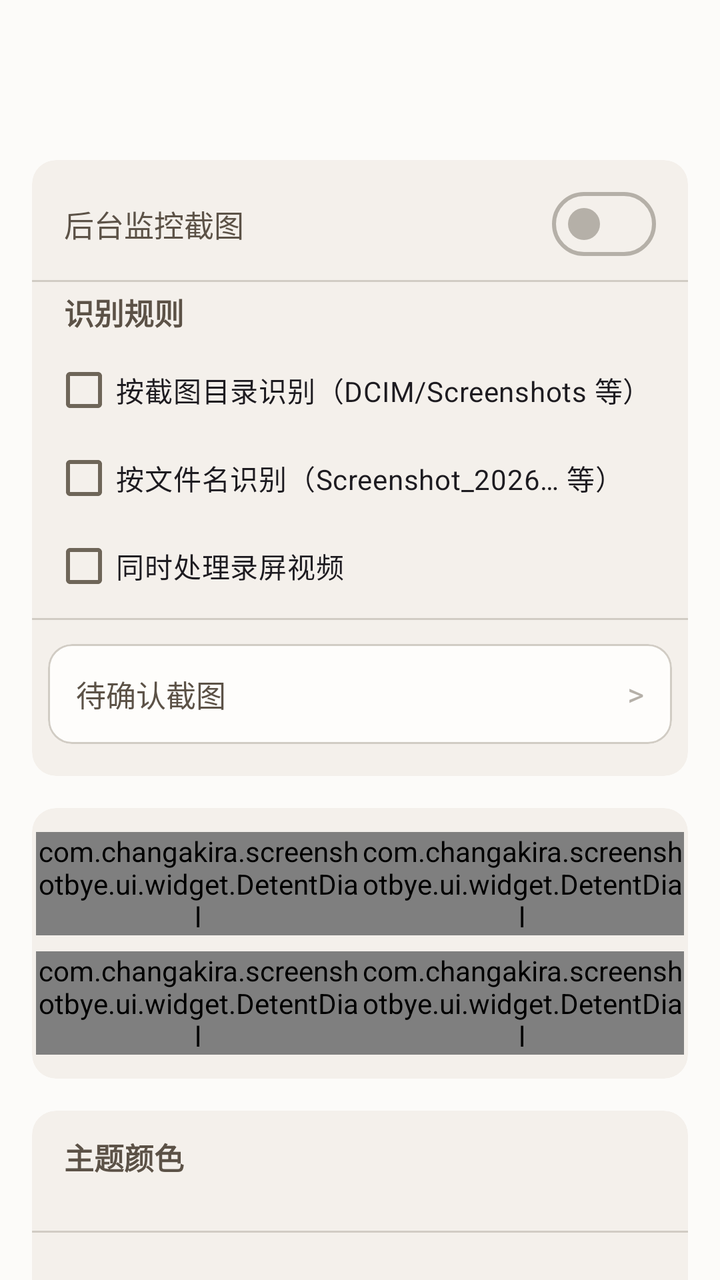
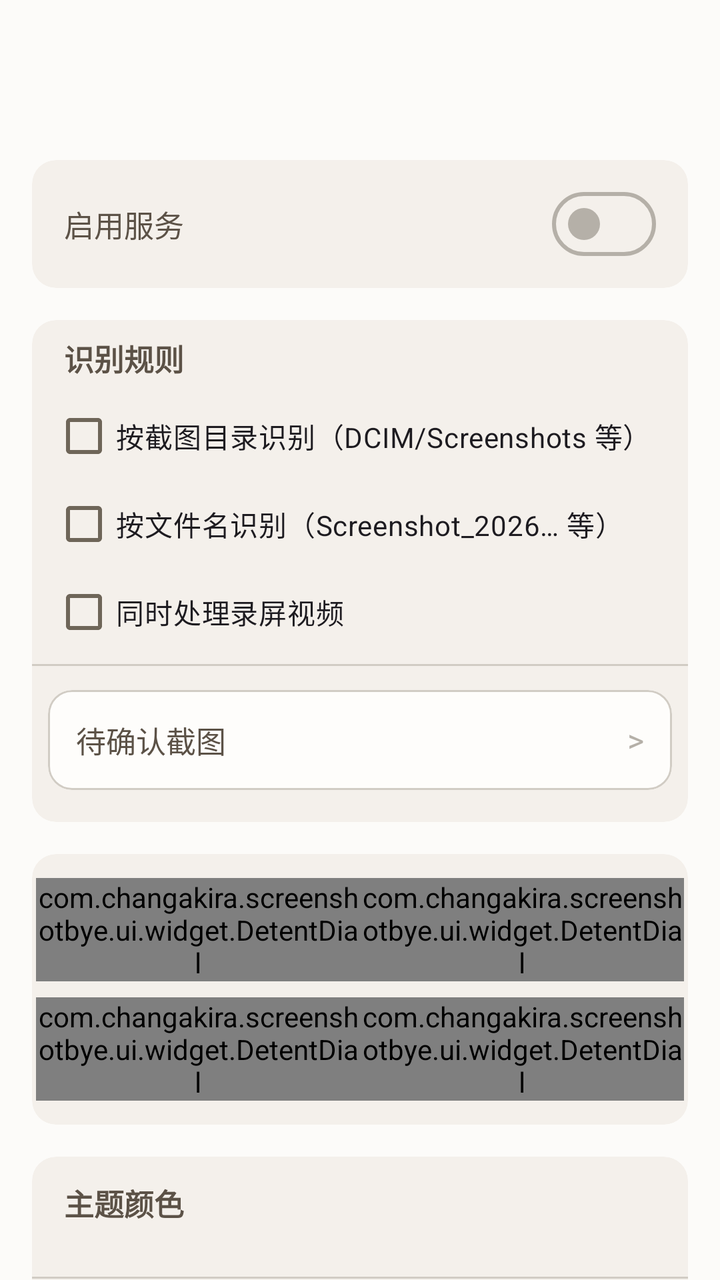

The first picture is an Android layout as it rendered before a commit; the second is the same layout after the commit. The layout source and the unified diff follow.
<!-- AndroidManifest.xml: application theme Theme.ScreenshotBye -->
<!-- res/layout/activity_settings.xml -->
<?xml version="1.0" encoding="utf-8"?>
<LinearLayout xmlns:android="http://schemas.android.com/apk/res/android"
    xmlns:app="http://schemas.android.com/apk/res-auto"
    android:layout_width="match_parent"
    android:layout_height="match_parent"
    android:orientation="vertical">

    <com.google.android.material.appbar.MaterialToolbar
        android:id="@+id/toolbar"
        android:layout_width="match_parent"
        android:layout_height="?attr/actionBarSize" />

    <androidx.core.widget.NestedScrollView
        android:layout_width="match_parent"
        android:layout_height="0dp"
        android:layout_weight="1"
        android:fillViewport="true">

        <LinearLayout
            android:layout_width="match_parent"
            android:layout_height="wrap_content"
            android:orientation="vertical"
            android:padding="16dp">

            
            <com.google.android.material.card.MaterialCardView
                style="@style/Widget.Material3.CardView.Filled"
                android:layout_width="match_parent"
                android:layout_height="wrap_content"
                android:layout_marginBottom="16dp">

                <LinearLayout
                    android:layout_width="match_parent"
                    android:layout_height="wrap_content"
                    android:orientation="vertical"
                    android:paddingVertical="8dp">

                    <LinearLayout
                        android:layout_width="match_parent"
                        android:layout_height="wrap_content"
                        android:gravity="center_vertical"
                        android:minHeight="48dp"
                        android:orientation="horizontal"
                        android:paddingHorizontal="16dp">

                        <TextView
                            style="@style/SettingRowLabel"
                            android:text="@string/main_watch_switch" />

                        <com.google.android.material.materialswitch.MaterialSwitch
                            android:id="@+id/watchSwitch"
                            android:layout_width="wrap_content"
                            android:layout_height="wrap_content"
                            android:contentDescription="@string/main_watch_switch" />
                    </LinearLayout>

                    <com.google.android.material.divider.MaterialDivider
                        android:layout_width="match_parent"
                        android:layout_height="wrap_content"
                        android:layout_marginVertical="4dp" />

                    <TextView
                        style="@style/SectionTitle"
                        android:paddingHorizontal="16dp"
                        android:text="@string/main_rules" />

                    <com.google.android.material.checkbox.MaterialCheckBox
                        android:id="@+id/ruleFolder"
                        android:layout_width="match_parent"
                        android:layout_height="wrap_content"
                        android:layout_marginHorizontal="10dp"
                        android:minHeight="44dp"
                        android:text="@string/main_rule_folder" />

                    <com.google.android.material.checkbox.MaterialCheckBox
                        android:id="@+id/ruleName"
                        android:layout_width="match_parent"
                        android:layout_height="wrap_content"
                        android:layout_marginHorizontal="10dp"
                        android:minHeight="44dp"
                        android:text="@string/main_rule_name" />

                    <com.google.android.material.checkbox.MaterialCheckBox
                        android:id="@+id/ruleVideo"
                        android:layout_width="match_parent"
                        android:layout_height="wrap_content"
                        android:layout_marginHorizontal="10dp"
                        android:minHeight="44dp"
                        android:text="@string/main_rule_video" />

                    <com.google.android.material.divider.MaterialDivider
                        android:layout_width="match_parent"
                        android:layout_height="wrap_content"
                        android:layout_marginVertical="4dp" />

                    <com.google.android.material.card.MaterialCardView
                        android:id="@+id/pendingRow"
                        style="@style/Widget.Material3.CardView.Outlined"
                        android:layout_width="match_parent"
                        android:layout_height="wrap_content"
                        android:layout_margin="8dp"
                        android:clickable="true"
                        android:focusable="true"
                        app:cardElevation="0dp">

                        <LinearLayout
                            android:layout_width="match_parent"
                            android:layout_height="wrap_content"
                            android:gravity="center_vertical"
                            android:minHeight="48dp"
                            android:orientation="horizontal"
                            android:padding="14dp">

                            <TextView
                                style="@style/SettingRowLabel"
                                android:text="@string/main_pending_title" />

                            <TextView
                                android:id="@+id/pendingValue"
                                style="@style/SettingRowValue" />

                            <TextView
                                style="@style/SectionChevron"
                                android:contentDescription="@string/home_open" />
                        </LinearLayout>
                    </com.google.android.material.card.MaterialCardView>
                </LinearLayout>
            </com.google.android.material.card.MaterialCardView>

            
            <com.google.android.material.card.MaterialCardView
                style="@style/Widget.Material3.CardView.Filled"
                android:layout_width="match_parent"
                android:layout_height="wrap_content"
                android:layout_marginBottom="16dp">

                <LinearLayout
                    android:layout_width="match_parent"
                    android:layout_height="wrap_content"
                    android:orientation="vertical"
                    android:paddingHorizontal="2dp"
                    android:paddingVertical="12dp">

                    <LinearLayout
                        android:layout_width="match_parent"
                        android:layout_height="wrap_content"
                        android:orientation="horizontal">

                        <com.changakira.screenshotbye.ui.widget.DetentDial
                            android:id="@+id/askDial"
                            android:layout_width="0dp"
                            android:layout_height="wrap_content"
                            android:layout_weight="1"
                            app:dialLabel="@string/dial_ask_first"
                            app:dialPresets="2,5,15,30,90"
                            app:dialUnit="@string/unit_minutes" />

                        <com.changakira.screenshotbye.ui.widget.DetentDial
                            android:id="@+id/keepDial"
                            android:layout_width="0dp"
                            android:layout_height="wrap_content"
                            android:layout_weight="1"
                            app:dialLabel="@string/dial_keep_default"
                            app:dialPresets="0,1,3,5,7"
                            app:dialUnit="@string/unit_days" />
                    </LinearLayout>

                    <LinearLayout
                        android:layout_width="match_parent"
                        android:layout_height="wrap_content"
                        android:layout_marginTop="8dp"
                        android:orientation="horizontal">

                        <com.changakira.screenshotbye.ui.widget.DetentDial
                            android:id="@+id/gapDial"
                            android:layout_width="0dp"
                            android:layout_height="wrap_content"
                            android:layout_weight="1"
                            app:dialLabel="@string/dial_gap"
                            app:dialPresets="0,1,2,5,10"
                            app:dialUnit="@string/unit_minutes" />

                        <com.changakira.screenshotbye.ui.widget.DetentDial
                            android:id="@+id/timesDial"
                            android:layout_width="0dp"
                            android:layout_height="wrap_content"
                            android:layout_weight="1"
                            app:dialLabel="@string/dial_repeat_times"
                            app:dialPresets="1,2,3"
                            app:dialUnit="@string/unit_times" />
                    </LinearLayout>
                </LinearLayout>
            </com.google.android.material.card.MaterialCardView>

            
            <com.google.android.material.card.MaterialCardView
                style="@style/Widget.Material3.CardView.Filled"
                android:layout_width="match_parent"
                android:layout_height="wrap_content">

                <LinearLayout
                    android:layout_width="match_parent"
                    android:layout_height="wrap_content"
                    android:orientation="vertical"
                    android:paddingVertical="12dp">

                    <TextView
                        style="@style/SectionTitle"
                        android:paddingHorizontal="16dp"
                        android:text="@string/settings_theme" />

                    <LinearLayout
                        android:id="@+id/swatchRow"
                        android:layout_width="match_parent"
                        android:layout_height="wrap_content"
                        android:layout_marginTop="12dp"
                        android:orientation="horizontal"
                        android:paddingHorizontal="16dp" />

                    <com.google.android.material.divider.MaterialDivider
                        android:layout_width="match_parent"
                        android:layout_height="wrap_content"
                        android:layout_marginVertical="8dp" />

                    <LinearLayout
                        android:id="@+id/logRow"
                        android:layout_width="match_parent"
                        android:layout_height="wrap_content"
                        android:background="?attr/selectableItemBackground"
                        android:clickable="true"
                        android:focusable="true"
                        android:gravity="center_vertical"
                        android:minHeight="48dp"
                        android:orientation="horizontal"
                        android:paddingHorizontal="16dp">

                        <TextView
                            style="@style/SettingRowLabel"
                            android:text="@string/main_log" />

                        <TextView
                            android:id="@+id/logValue"
                            style="@style/SettingRowValue" />

                        <TextView
                            style="@style/SectionChevron"
                            android:contentDescription="@string/home_open" />
                    </LinearLayout>

                    <LinearLayout
                        android:id="@+id/diagRow"
                        android:layout_width="match_parent"
                        android:layout_height="wrap_content"
                        android:background="?attr/selectableItemBackground"
                        android:clickable="true"
                        android:focusable="true"
                        android:gravity="center_vertical"
                        android:minHeight="48dp"
                        android:orientation="horizontal"
                        android:paddingHorizontal="16dp">

                        <TextView
                            style="@style/SettingRowLabel"
                            android:text="@string/main_open_diag" />

                        <TextView
                            style="@style/SectionChevron"
                            android:contentDescription="@string/home_open" />
                    </LinearLayout>
                </LinearLayout>
            </com.google.android.material.card.MaterialCardView>
        </LinearLayout>
    </androidx.core.widget.NestedScrollView>
</LinearLayout>
<!-- resources referenced by this layout -->
<resources>
  <string name="dial_ask_first">首次询问</string>
  <string name="dial_gap">间隔</string>
  <string name="dial_keep_default">默认保留</string>
  <string name="dial_repeat_times">重复</string>
  <string name="home_open">打开</string>
  <string name="main_log">事件日志</string>
  <string name="main_open_diag">运行自检</string>
  <string name="main_pending_title">待确认截图</string>
  <string name="main_rule_folder">按截图目录识别（DCIM/Screenshots 等）</string>
  <string name="main_rule_name">按文件名识别（Screenshot_2026… 等）</string>
  <string name="main_rule_video">同时处理录屏视频</string>
  <string name="main_rules">识别规则</string>
  <string name="main_watch_switch">后台监控截图</string>
  <string name="settings_theme">主题颜色</string>
  <string name="unit_days">天</string>
  <string name="unit_minutes">分钟</string>
  <string name="unit_times">次</string>
  <style name="SectionTitle">
          <item name="android:layout_width">match_parent</item>
          <item name="android:layout_height">wrap_content</item>
          <item name="android:textSize">15sp</item>
          <item name="android:textStyle">bold</item>
          <item name="android:textColor">?attr/colorOnSurface</item>
          <item name="android:paddingBottom">6dp</item>
      </style>
  <style name="SettingRowLabel">
          <item name="android:layout_width">0dp</item>
          <item name="android:layout_height">wrap_content</item>
          <item name="android:layout_weight">1</item>
          <item name="android:textSize">15sp</item>
          <item name="android:textColor">?attr/colorOnSurface</item>
      </style>
  <style name="SettingRowValue">
          <item name="android:layout_width">wrap_content</item>
          <item name="android:layout_height">wrap_content</item>
          <item name="android:textSize">13sp</item>
          <item name="android:textColor">?attr/colorOnSurfaceVariant</item>
      </style>
  <style name="Theme.ScreenshotBye" parent="Theme.ScreenshotBye.Beige" />
  <color name="beige_primary">#8B7D6B</color>
  <color name="beige_onPrimary">#FFFFFF</color>
  <color name="beige_primaryContainer">#EBE8E4</color>
  <color name="beige_onPrimaryContainer">#61584B</color>
  <color name="beige_secondary">#9B8E7D</color>
  <color name="beige_onSecondary">#FFFFFF</color>
  <color name="beige_secondaryContainer">#EDEBE6</color>
  <color name="beige_onSecondaryContainer">#6C6358</color>
  <color name="beige_tertiary">#A89B8A</color>
  <color name="beige_onTertiary">#FFFFFF</color>
  <color name="beige_tertiaryContainer">#EFEDE8</color>
  <color name="beige_onTertiaryContainer">#766C61</color>
  <color name="beige_error">#B89A8A</color>
  <color name="beige_onError">#FFFFFF</color>
  <color name="beige_errorContainer">#F2ECE8</color>
  <color name="beige_onErrorContainer">#816C61</color>
  <color name="beige_background">#FCFBF9</color>
  <color name="beige_onBackground">#5C5247</color>
  <color name="beige_surface">#FEFDFB</color>
  <color name="beige_onSurface">#5C5247</color>
  <color name="beige_surfaceVariant">#F2EEE8</color>
  <color name="beige_onSurfaceVariant">#6E6558</color>
  <color name="beige_surfaceContainerLowest">#FFFEFD</color>
  <color name="beige_surfaceContainerLow">#FDFCFA</color>
  <color name="beige_surfaceContainer">#FDFCFA</color>
  <color name="beige_surfaceContainerHigh">#F8F5F1</color>
  <color name="beige_surfaceContainerHighest">#F4F0EB</color>
  <color name="beige_surfaceBright">#FDFCFA</color>
  <color name="beige_surfaceDim">#CAC9C7</color>
  <color name="beige_inverseSurface">#746B62</color>
  <color name="beige_inverseOnSurface">#FEFEFD</color>
  <color name="beige_inversePrimary">#B4AA9F</color>
  <color name="beige_outline">#B5B0A8</color>
  <color name="beige_outlineVariant">#D1CCC4</color>
  <!-- unchanged entries left out for length: 3 -->
</resources>

<!-- the commit's change to res/layout/activity_settings.xml (unified diff, before → after) -->
@@ -53,11 +53,21 @@
                             android:layout_height="wrap_content"
                             android:contentDescription="@string/main_watch_switch" />
                     </LinearLayout>
-
-                    <com.google.android.material.divider.MaterialDivider
-                        android:layout_width="match_parent"
-                        android:layout_height="wrap_content"
-                        android:layout_marginVertical="4dp" />
+                </LinearLayout>
+            </com.google.android.material.card.MaterialCardView>
+
+            
+            <com.google.android.material.card.MaterialCardView
+                style="@style/Widget.Material3.CardView.Filled"
+                android:layout_width="match_parent"
+                android:layout_height="wrap_content"
+                android:layout_marginBottom="16dp">
+
+                <LinearLayout
+                    android:layout_width="match_parent"
+                    android:layout_height="wrap_content"
+                    android:orientation="vertical"
+                    android:paddingVertical="8dp">
 
                     <TextView
                         style="@style/SectionTitle"
@@ -223,7 +233,7 @@
                         android:layout_marginVertical="8dp" />
 
                     <LinearLayout
-                        android:id="@+id/logRow"
+                        android:id="@+id/guideRow"
                         android:layout_width="match_parent"
                         android:layout_height="wrap_content"
                         android:background="?attr/selectableItemBackground"
@@ -236,11 +246,7 @@
 
                         <TextView
                             style="@style/SettingRowLabel"
-                            android:text="@string/main_log" />
-
-                        <TextView
-                            android:id="@+id/logValue"
-                            style="@style/SettingRowValue" />
+                            android:text="@string/main_open_guide" />
 
                         <TextView
                             style="@style/SectionChevron"
@@ -248,7 +254,7 @@
                     </LinearLayout>
 
                     <LinearLayout
-                        android:id="@+id/diagRow"
+                        android:id="@+id/logRow"
                         android:layout_width="match_parent"
                         android:layout_height="wrap_content"
                         android:background="?attr/selectableItemBackground"
@@ -261,6 +267,31 @@
 
                         <TextView
                             style="@style/SettingRowLabel"
+                            android:text="@string/main_log" />
+
+                        <TextView
+                            android:id="@+id/logValue"
+                            style="@style/SettingRowValue" />
+
+                        <TextView
+                            style="@style/SectionChevron"
+                            android:contentDescription="@string/home_open" />
+                    </LinearLayout>
+
+                    <LinearLayout
+                        android:id="@+id/diagRow"
+                        android:layout_width="match_parent"
+                        android:layout_height="wrap_content"
+                        android:background="?attr/selectableItemBackground"
+                        android:clickable="true"
+                        android:focusable="true"
+                        android:gravity="center_vertical"
+                        android:minHeight="48dp"
+                        android:orientation="horizontal"
+                        android:paddingHorizontal="16dp">
+
+                        <TextView
+                            style="@style/SettingRowLabel"
                             android:text="@string/main_open_diag" />
 
                         <TextView
<!-- resource entries referenced after the edit -->
@@ -7,12 +7,13 @@
   <string name="home_open">打开</string>
   <string name="main_log">事件日志</string>
   <string name="main_open_diag">运行自检</string>
+  <string name="main_open_guide">使用引导</string>
   <string name="main_pending_title">待确认截图</string>
   <string name="main_rule_folder">按截图目录识别（DCIM/Screenshots 等）</string>
   <string name="main_rule_name">按文件名识别（Screenshot_2026… 等）</string>
   <string name="main_rule_video">同时处理录屏视频</string>
   <string name="main_rules">识别规则</string>
-  <string name="main_watch_switch">后台监控截图</string>
+  <string name="main_watch_switch">启用服务</string>
   <string name="settings_theme">主题颜色</string>
   <string name="unit_days">天</string>
   <string name="unit_minutes">分钟</string>
